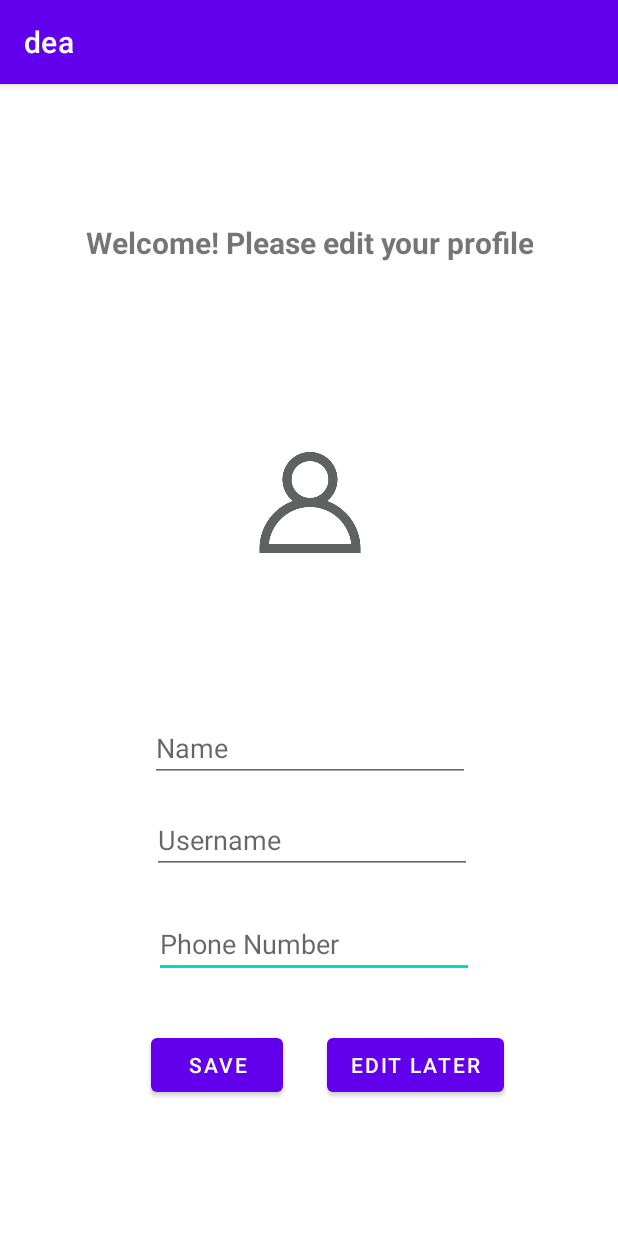
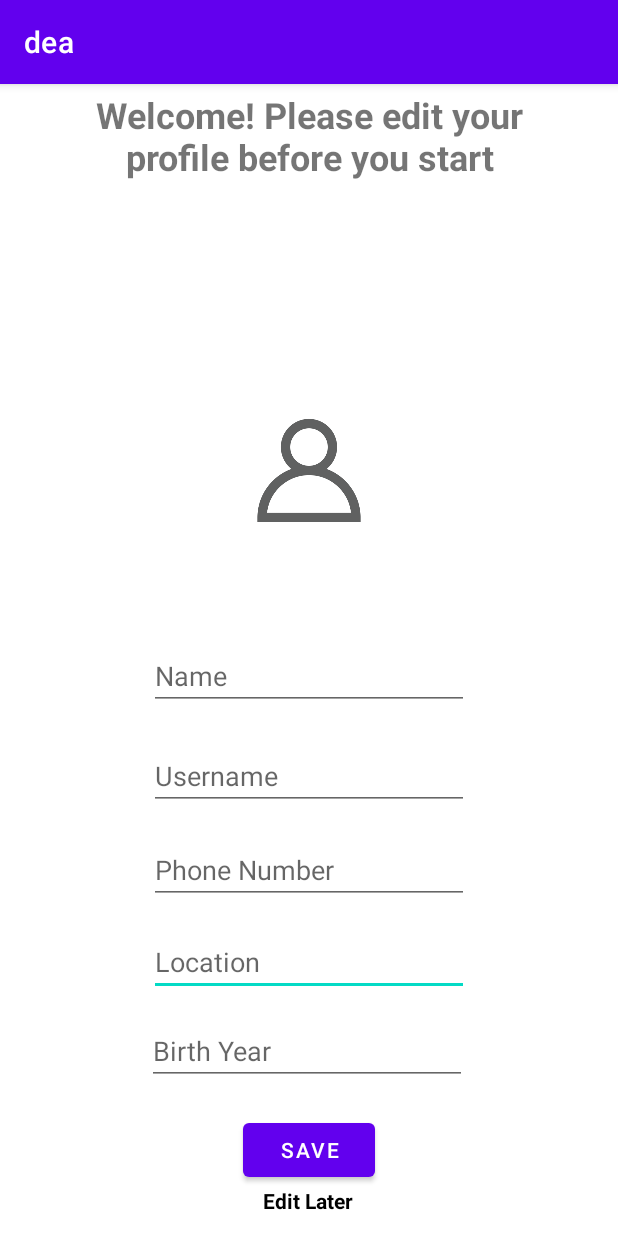
Before and after one commit to elifkoseler/DontEatAlone, an Android app: the ProfileActivity screen opened directly, with no data from a screen before it, on a phone screen of 412 x 824 dp. Run offline under Robolectric (Android 15) with nearby library versions, the phone set to English and light mode, and no system bars; our stand-ins replace Firebase (no records; nobody signed in at launch, a user with empty details on screens opened directly).

Commit message:
ProfileActivity is updated

```diff
--- a/app/src/main/java/com/elf/dea/UserData/User.java
+++ b/app/src/main/java/com/elf/dea/UserData/User.java
@@ -5,8 +5,9 @@ import com.elf.dea.MeetingData.Meeting;
 public class User {
     public String name;
     public String username;
+    public String email;
     public String phone;
-    public String location;
+    public String location; //spinner ile seçenek sunulacak
     public String profilePhotoName;
     public int birthYear;
     public int score;
@@ -18,13 +19,17 @@ public class User {
     public User() {
     }
 
-    public User(String name, String username, String phone, String location, String profilePhotoName, int birthYear, int score) {
+
+    public User(String name, String username, String email, String phone, String location,
+                String profilePhotoName, int birthYear, int score, Interest interest) {
         this.name = name;
         this.username = username;
+        this.email = email;
         this.phone = phone;
         this.location = location;
         this.profilePhotoName = profilePhotoName;
         this.birthYear = birthYear;
         this.score = score;
+        this.interest = interest;
     }
 }
--- a/app/src/main/res/layout/activity_profile.xml
+++ b/app/src/main/res/layout/activity_profile.xml
@@ -10,82 +10,115 @@
         android:id="@+id/SaveButton"
         android:layout_width="wrap_content"
         android:layout_height="wrap_content"
-        android:layout_marginEnd="29dp"
-        android:layout_marginBottom="90dp"
         android:onClick="Save"
         android:text="Save"
-        app:layout_constraintBottom_toBottomOf="parent"
-        app:layout_constraintEnd_toStartOf="@+id/LaterButton" />
+        app:layout_constraintBottom_toTopOf="@+id/editLaterText"
+        app:layout_constraintEnd_toEndOf="parent"
+        app:layout_constraintStart_toStartOf="parent"
+        app:layout_constraintTop_toBottomOf="@+id/BirthYearText" />
 
-    <Button
-        android:id="@+id/LaterButton"
+    <EditText
+        android:id="@+id/LocationText"
         android:layout_width="wrap_content"
         android:layout_height="wrap_content"
-        android:layout_marginEnd="76dp"
-        android:onClick="EditLater"
-        android:text="Edit Later"
-        app:layout_constraintBaseline_toBaselineOf="@+id/SaveButton"
-        app:layout_constraintEnd_toEndOf="parent" />
+        android:layout_marginBottom="14dp"
+        android:ems="10"
+        android:hint="Location"
+        android:inputType="textPersonName"
+        app:layout_constraintBottom_toTopOf="@+id/BirthYearText"
+        app:layout_constraintStart_toStartOf="@+id/PhoneText"
+        app:layout_constraintTop_toBottomOf="@+id/PhoneText" />
 
     <EditText
         android:id="@+id/PhoneText"
         android:layout_width="wrap_content"
         android:layout_height="wrap_content"
-        android:layout_marginStart="2dp"
-        android:layout_marginBottom="34dp"
+        android:layout_marginBottom="16dp"
         android:ems="10"
         android:hint="Phone Number"
         android:inputType="phone"
-        app:layout_constraintBottom_toTopOf="@+id/LaterButton"
-        app:layout_constraintStart_toStartOf="@+id/SaveButton" />
+        app:layout_constraintBottom_toTopOf="@+id/LocationText"
+        app:layout_constraintStart_toStartOf="@+id/UsernameText"
+        app:layout_constraintTop_toBottomOf="@+id/UsernameText" />
 
     <EditText
         android:id="@+id/NameText"
         android:layout_width="wrap_content"
         android:layout_height="wrap_content"
-        android:layout_marginEnd="1dp"
-        android:layout_marginBottom="16dp"
+        android:layout_marginBottom="21dp"
         android:ems="10"
         android:hint="Name"
         android:inputType="textPersonName"
         app:layout_constraintBottom_toTopOf="@+id/UsernameText"
-        app:layout_constraintEnd_toEndOf="@+id/UsernameText" />
+        app:layout_constraintEnd_toEndOf="parent"
+        app:layout_constraintStart_toStartOf="parent"
+        app:layout_constraintTop_toBottomOf="@+id/imageView" />
 
     <EditText
         android:id="@+id/UsernameText"
         android:layout_width="wrap_content"
         android:layout_height="wrap_content"
-        android:layout_marginEnd="1dp"
-        android:layout_marginBottom="24dp"
+        android:layout_marginBottom="17dp"
         android:ems="10"
         android:hint="Username"
         android:inputType="textPersonName"
         app:layout_constraintBottom_toTopOf="@+id/PhoneText"
-        app:layout_constraintEnd_toEndOf="@+id/PhoneText" />
+        app:layout_constraintStart_toStartOf="@+id/NameText"
+        app:layout_constraintTop_toBottomOf="@+id/NameText" />
+
+    <EditText
+        android:id="@+id/BirthYearText"
+        android:layout_width="wrap_content"
+        android:layout_height="wrap_content"
+        android:layout_marginEnd="1dp"
+        android:layout_marginBottom="19dp"
+        android:ems="10"
+        android:hint="Birth Year"
+        android:inputType="numberSigned"
+        app:layout_constraintBottom_toTopOf="@+id/SaveButton"
+        app:layout_constraintEnd_toEndOf="@+id/LocationText"
+        app:layout_constraintTop_toBottomOf="@+id/LocationText" />
 
     <ImageView
         android:id="@+id/imageView"
         android:layout_width="100sp"
-        android:layout_height="98dp"
-        android:layout_marginTop="56dp"
-        android:layout_marginBottom="55dp"
-        app:layout_constraintBottom_toBottomOf="@+id/NameText"
-        app:layout_constraintEnd_toEndOf="@+id/NameText"
-        app:layout_constraintStart_toStartOf="@+id/NameText"
-        app:layout_constraintTop_toTopOf="@+id/WelcomeText"
+        android:layout_height="0dp"
+        android:layout_marginBottom="30dp"
+        android:onClick="UploadProfilePhoto"
+        app:layout_constraintBottom_toTopOf="@+id/NameText"
+        app:layout_constraintEnd_toEndOf="parent"
+        app:layout_constraintStart_toStartOf="parent"
+        app:layout_constraintTop_toBottomOf="@+id/WelcomeText"
         app:srcCompat="@drawable/user" />
 
     <TextView
         android:id="@+id/WelcomeText"
-        android:layout_width="wrap_content"
-        android:layout_height="wrap_content"
-        android:layout_marginTop="92dp"
-        android:text="Welcome! Please edit your profile"
+        android:layout_width="0dp"
+        android:layout_height="0dp"
+        android:layout_marginStart="46dp"
+        android:layout_marginTop="4dp"
+        android:layout_marginEnd="46dp"
+        android:text="Welcome! Please edit your profile before you start"
         android:textAlignment="center"
-        android:textSize="20sp"
+        android:textSize="24sp"
         android:textStyle="bold"
+        app:layout_constraintBottom_toTopOf="@+id/imageView"
         app:layout_constraintEnd_toEndOf="parent"
         app:layout_constraintStart_toStartOf="parent"
         app:layout_constraintTop_toTopOf="parent" />
 
+    <TextView
+        android:id="@+id/editLaterText"
+        android:layout_width="wrap_content"
+        android:layout_height="wrap_content"
+        android:layout_marginStart="13dp"
+        android:layout_marginBottom="14dp"
+        android:onClick="EditLater"
+        android:text="Edit Later"
+        android:textColor="#000000"
+        android:textStyle="bold"
+        app:layout_constraintBottom_toBottomOf="parent"
+        app:layout_constraintStart_toStartOf="@+id/SaveButton"
+        app:layout_constraintTop_toBottomOf="@+id/SaveButton" />
+
 </androidx.constraintlayout.widget.ConstraintLayout>
```
Also changed, not shown: app/src/main/java/com/elf/dea/ProfileActivity.java (+22 -15 lines).
